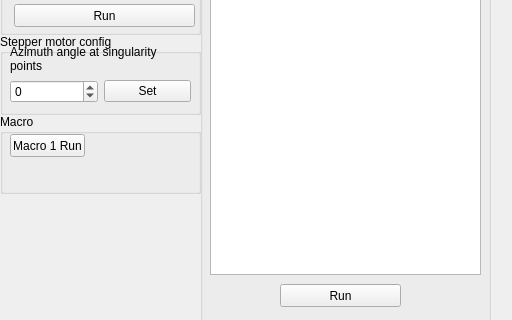
The window that client side/mainwindow.ui (atelier-ritz/pycrafter4500_stepper-based) describes before a commit, drawn with Qt 5; both pictures show x 0 to 512 and y 276 to 596 of the 512 by 712 pixel window.
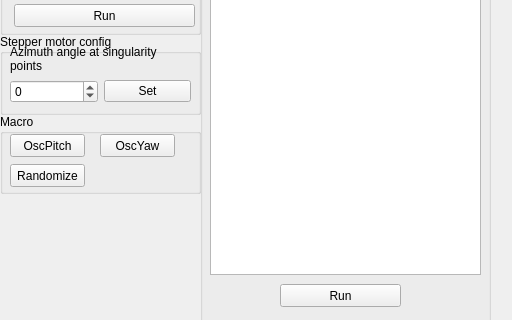
The same window after the commit.

Patch:
```diff
--- a/client side/mainwindow.ui
+++ b/client side/mainwindow.ui
@@ -351,7 +351,33 @@
       </rect>
      </property>
      <property name="text">
-      <string>Macro 1 Run</string>
+      <string>OscPitch</string>
+     </property>
+    </widget>
+    <widget class="QPushButton" name="btn_oscYaw">
+     <property name="geometry">
+      <rect>
+       <x>100</x>
+       <y>20</y>
+       <width>75</width>
+       <height>23</height>
+      </rect>
+     </property>
+     <property name="text">
+      <string>OscYaw</string>
+     </property>
+    </widget>
+    <widget class="QPushButton" name="btn_oscRandomize">
+     <property name="geometry">
+      <rect>
+       <x>10</x>
+       <y>50</y>
+       <width>75</width>
+       <height>23</height>
+      </rect>
+     </property>
+     <property name="text">
+      <string>Randomize</string>
      </property>
     </widget>
    </widget>
```
Left out of the diff: 2 changed lines with no effect on the pictures.
